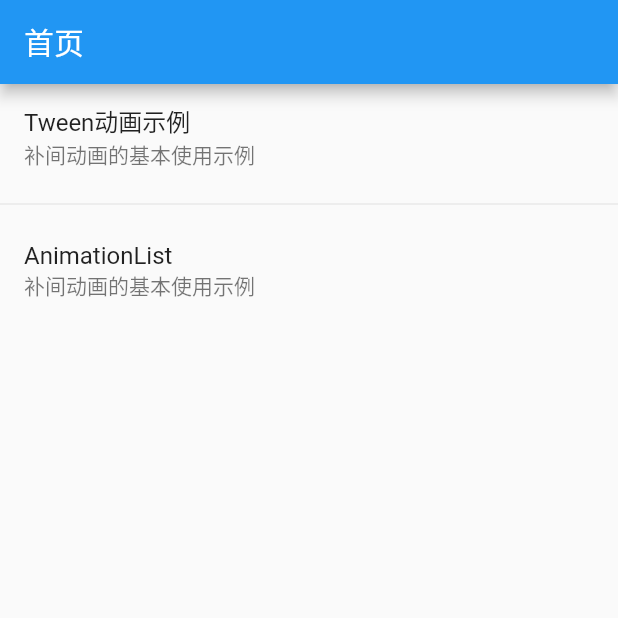
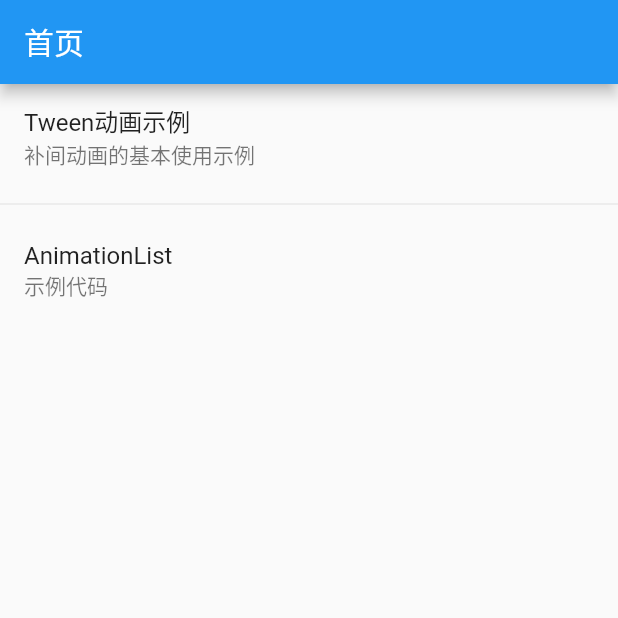
Before and after one commit to jesusLove/LEFlutterPlayground, a Flutter app: the screen it shows after launch, on a phone screen of 412 x 824 dp, the top half of it. Run offline on Flutter 3.47's test engine with Material 2 defaults, Android fonts, the phone set to English and light mode, and no system bars.

```diff
--- a/Codes/flutter_animation_tutorial/lib/main.dart
+++ b/Codes/flutter_animation_tutorial/lib/main.dart
@@ -44,7 +44,7 @@ class HomeScreen extends StatelessWidget {
               );
             },
             title: new Text('AnimationList'),
-            subtitle: new Text('补间动画的基本使用示例'),
+            subtitle: new Text('示例代码'),
           ),
         ],
       ),
```
Also changed, not shown: Images/flutter.png (added), 1 other file.
